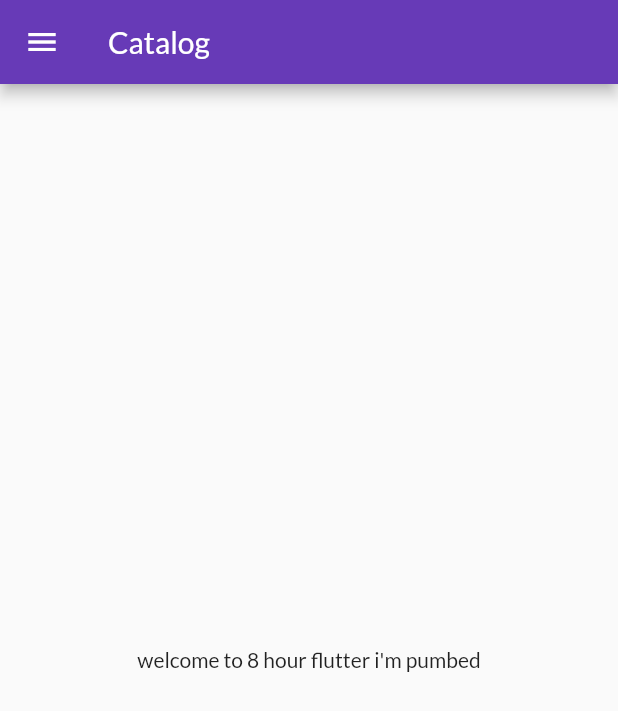
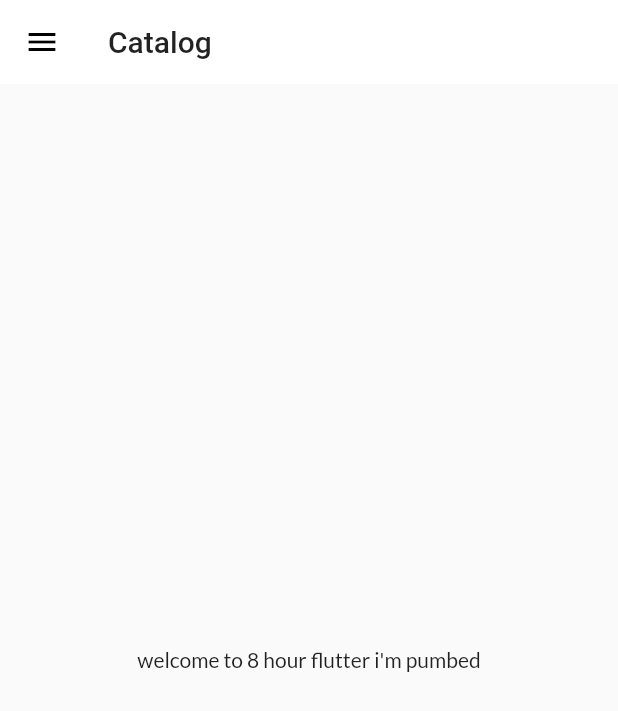
Before and after one commit to tsaurav18/8hoursflutter, a Flutter app: the screen it shows after launch, on a phone screen of 412 x 824 dp. Shown: the top 711 px of the screen. Run offline on Flutter 3.47's test engine with Material 2 defaults, Android fonts, the phone set to English and light mode, and no system bars; our stand-ins replace google_fonts.

Commit message:
theme extracted

```diff
--- a/lib/main.dart
+++ b/lib/main.dart
@@ -2,7 +2,7 @@ import 'package:flutter/material.dart';
 import 'package:flutter_catalog/pages/home_page.dart';
 import 'package:flutter_catalog/pages/login_page.dart';
 import 'package:flutter_catalog/utils/routes.dart';
-import 'package:google_fonts/google_fonts.dart';
+import 'package:flutter_catalog/widgets/themes.dart';
 
 void main() {
   runApp(MyApp());
@@ -15,11 +15,8 @@ class MyApp extends StatelessWidget {
     return MaterialApp(
       debugShowCheckedModeBanner: false,
       themeMode: ThemeMode.light,
-      theme: ThemeData(
-        primarySwatch: Colors.deepPurple,
-        fontFamily: GoogleFonts.lato().fontFamily,
-      ),
-      darkTheme: ThemeData(brightness: Brightness.dark),
+      theme: MyTheme.lightTheme(context),
+      darkTheme: MyTheme.lightTheme(context),
       initialRoute: MyRoutes.homeRoute,
       routes: {
         "/": (context) => LoginPage(),
--- a/lib/pages/home_page.dart
+++ b/lib/pages/home_page.dart
@@ -6,7 +6,9 @@ class HomePage extends StatelessWidget {
   Widget build(BuildContext context) {
     return Scaffold(
       appBar: AppBar(
-        title: Text("Catalog"),
+        title: Text(
+          "Catalog",
+        ),
       ),
       body: Center(
         child: Container(
--- /dev/null
+++ b/lib/widgets/themes.dart
@@ -0,0 +1,26 @@
+import 'package:flutter/material.dart';
+import 'package:google_fonts/google_fonts.dart';
+
+class MyTheme {
+  static ThemeData lightTheme(BuildContext context) => ThemeData(
+      primarySwatch: Colors.deepPurple,
+      fontFamily: GoogleFonts.lato().fontFamily,
+      appBarTheme: AppBarTheme(
+          color: Colors.white,
+          elevation: 0.0,
+          iconTheme: IconThemeData(
+            color: Colors.black,
+          ),
+          textTheme: Theme.of(context).textTheme));
+
+  static ThemeData darkTheme(BuildContext context) => ThemeData(
+      primarySwatch: Colors.deepPurple,
+      fontFamily: GoogleFonts.lato().fontFamily,
+      appBarTheme: AppBarTheme(
+          color: Colors.white,
+          elevation: 0.0,
+          iconTheme: IconThemeData(
+            color: Colors.black,
+          ),
+          textTheme: Theme.of(context).textTheme));
+}
```
